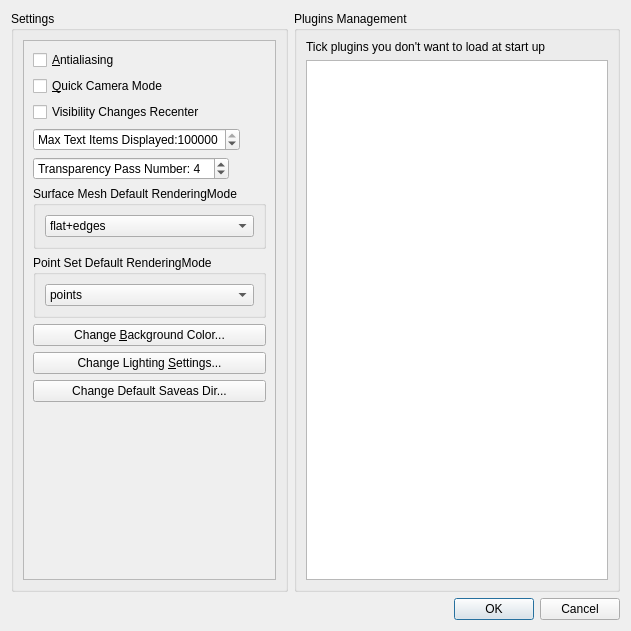
Above: Polyhedron/demo/Polyhedron/Preferences.ui from CGAL/cgal before the change. Below: the same form after it.
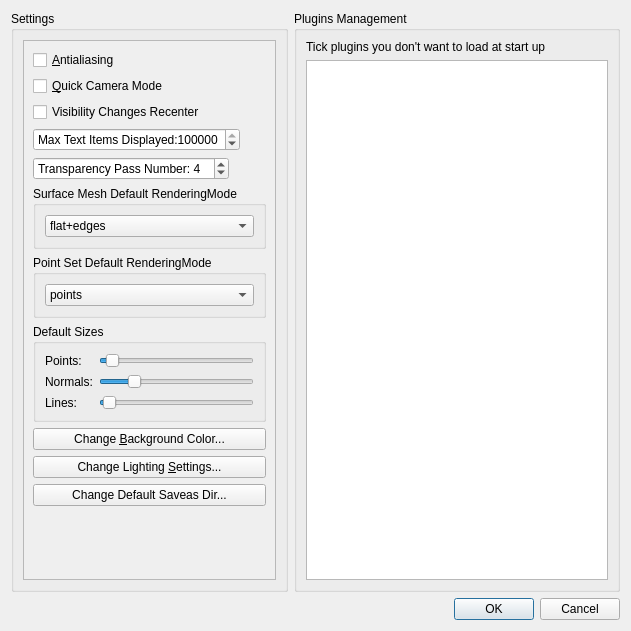
That is the form after the change.

Commit message: Add default points/lines/normals size in preferences.

Patch:
```diff
--- a/Polyhedron/demo/Polyhedron/Preferences.ui
+++ b/Polyhedron/demo/Polyhedron/Preferences.ui
@@ -192,6 +192,75 @@
               </layout>
              </widget>
             </item>
+            <item>
+             <widget class="QGroupBox" name="groupBox_5">
+              <property name="title">
+               <string>Default Sizes</string>
+              </property>
+              <layout class="QFormLayout" name="formLayout">
+               <item row="0" column="0">
+                <widget class="QLabel" name="label_2">
+                 <property name="text">
+                  <string>Points: </string>
+                 </property>
+                </widget>
+               </item>
+               <item row="0" column="1">
+                <widget class="QSlider" name="pointsHorizontalSlider">
+                 <property name="minimum">
+                  <number>1</number>
+                 </property>
+                 <property name="maximum">
+                  <number>25</number>
+                 </property>
+                 <property name="value">
+                  <number>2</number>
+                 </property>
+                 <property name="orientation">
+                  <enum>Qt::Horizontal</enum>
+                 </property>
+                </widget>
+               </item>
+               <item row="2" column="1">
+                <widget class="QSlider" name="normalsHorizontalSlider">
+                 <property name="value">
+                  <number>20</number>
+                 </property>
+                 <property name="orientation">
+                  <enum>Qt::Horizontal</enum>
+                 </property>
+                </widget>
+               </item>
+               <item row="3" column="1">
+                <widget class="QSlider" name="linesHorizontalSlider">
+                 <property name="value">
+                  <number>2</number>
+                 </property>
+                 <property name="tracking">
+                  <bool>false</bool>
+                 </property>
+                 <property name="orientation">
+                  <enum>Qt::Horizontal</enum>
+                 </property>
+                </widget>
+               </item>
+               <item row="2" column="0">
+                <widget class="QLabel" name="label_3">
+                 <property name="text">
+                  <string>Normals:</string>
+                 </property>
+                </widget>
+               </item>
+               <item row="3" column="0">
+                <widget class="QLabel" name="label_4">
+                 <property name="text">
+                  <string>Lines:</string>
+                 </property>
+                </widget>
+               </item>
+              </layout>
+             </widget>
+            </item>
             <item>
              <widget class="QPushButton" name="background_colorPushButton">
               <property name="text">
```
The commit also changes 5 other files.
